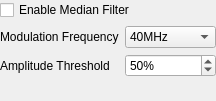
Before: the Qt Designer form Include/iqtswr/CSwissRangerParamsGuiComp.ui in ImagingTools/IAcf, drawn with Qt 5.
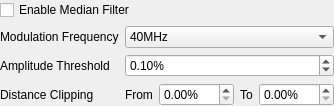
After: the same form once the commit is applied.

Commit message: SwissRanger sensor integration continued.

Diff of the .ui file:
```diff
--- a/Include/iqtswr/CSwissRangerParamsGuiComp.ui
+++ b/Include/iqtswr/CSwissRangerParamsGuiComp.ui
@@ -5,34 +5,32 @@
    <rect>
     <x>0</x>
     <y>0</y>
-    <width>216</width>
-    <height>101</height>
+    <width>307</width>
+    <height>105</height>
    </rect>
   </property>
   <property name="windowTitle" >
    <string>Form</string>
   </property>
-  <layout class="QVBoxLayout" name="verticalLayout" >
+  <layout class="QGridLayout" name="gridLayout" >
    <property name="margin" >
     <number>0</number>
    </property>
-   <item>
+   <item row="0" column="0" colspan="2" >
     <widget class="QCheckBox" name="MedianFilterCheck" >
      <property name="text" >
       <string>Enable Median Filter</string>
      </property>
     </widget>
    </item>
-   <item>
-    <layout class="QGridLayout" name="gridLayout" >
-     <item row="0" column="0" >
+   <item row="1" column="0" >
       <widget class="QLabel" name="label_2" >
        <property name="text" >
         <string>Modulation Frequency</string>
        </property>
       </widget>
      </item>
-     <item row="0" column="1" >
+   <item row="1" column="1" >
       <widget class="QComboBox" name="ModulationFrequencyModeCombo" >
        <item>
         <property name="text" >
@@ -86,32 +84,84 @@
        </item>
       </widget>
      </item>
-     <item row="1" column="0" >
+   <item row="2" column="0" >
       <widget class="QLabel" name="label" >
        <property name="text" >
         <string>Amplitude Threshold</string>
        </property>
       </widget>
      </item>
-     <item row="1" column="1" >
-      <widget class="QSpinBox" name="AmplitudeThresholdSpin" >
+   <item row="2" column="1" >
+    <widget class="QDoubleSpinBox" name="AmplitudeThresholdSpin" >
        <property name="suffix" >
         <string>%</string>
        </property>
+     <property name="decimals" >
+      <number>2</number>
+     </property>
        <property name="maximum" >
-        <number>100</number>
+      <double>100.000000000000000</double>
        </property>
        <property name="singleStep" >
-        <number>5</number>
+      <double>0.010000000000000</double>
        </property>
        <property name="value" >
-        <number>50</number>
+      <double>0.100000000000000</double>
+     </property>
+    </widget>
+   </item>
+   <item row="3" column="0" >
+    <widget class="QLabel" name="label_3" >
+     <property name="text" >
+      <string>Distance Clipping</string>
+     </property>
+    </widget>
+   </item>
+   <item row="3" column="1" >
+    <layout class="QHBoxLayout" name="horizontalLayout" >
+     <item>
+      <widget class="QLabel" name="label_4" >
+       <property name="text" >
+        <string>From</string>
+       </property>
+      </widget>
+     </item>
+     <item>
+      <widget class="QDoubleSpinBox" name="DistanceClippingFromSpin" >
+       <property name="suffix" >
+        <string>%</string>
+       </property>
+       <property name="decimals" >
+        <number>2</number>
+       </property>
+       <property name="maximum" >
+        <double>100.000000000000000</double>
+       </property>
+      </widget>
+     </item>
+     <item>
+      <widget class="QLabel" name="label_5" >
+       <property name="text" >
+        <string>To</string>
+       </property>
+      </widget>
+     </item>
+     <item>
+      <widget class="QDoubleSpinBox" name="DistanceClippingToSpin" >
+       <property name="suffix" >
+        <string>%</string>
+       </property>
+       <property name="decimals" >
+        <number>2</number>
+       </property>
+       <property name="maximum" >
+        <double>100.000000000000000</double>
        </property>
       </widget>
      </item>
     </layout>
    </item>
-   <item>
+   <item row="4" column="0" colspan="2" >
     <spacer name="verticalSpacer" >
      <property name="orientation" >
       <enum>Qt::Vertical</enum>
```
Lines whose indentation alone changed are shown as unchanged. The commit also changes 17 other files.
